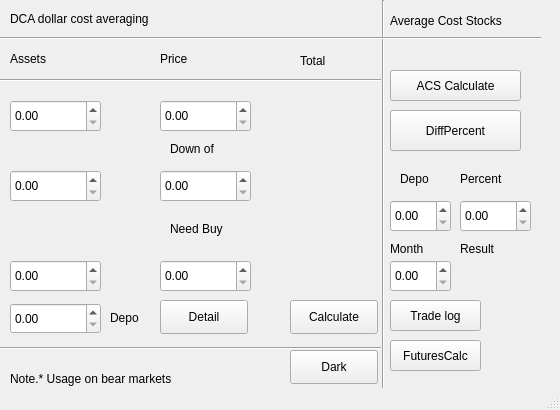
silverstringer/ssm, file common/mainwindow.ui: the form before one commit.
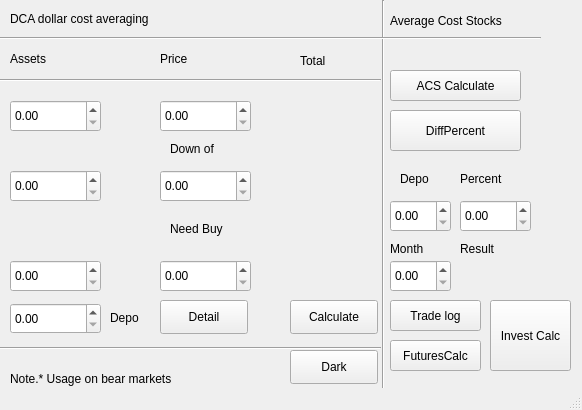
The form after the commit.

Commit message: add invest calc

Patch:
```diff
--- a/common/mainwindow.ui
+++ b/common/mainwindow.ui
@@ -6,7 +6,7 @@
    <rect>
     <x>0</x>
     <y>0</y>
-    <width>560</width>
+    <width>582</width>
     <height>410</height>
    </rect>
   </property>
@@ -491,6 +491,19 @@
      <string>FuturesCalc</string>
     </property>
    </widget>
+   <widget class="QPushButton" name="btnInvestmentCalc">
+    <property name="geometry">
+     <rect>
+      <x>490</x>
+      <y>300</y>
+      <width>81</width>
+      <height>71</height>
+     </rect>
+    </property>
+    <property name="text">
+     <string>Invest Calc</string>
+    </property>
+   </widget>
   </widget>
   <widget class="QStatusBar" name="statusBar"/>
  </widget>
```
The commit also changes 5 other files.
